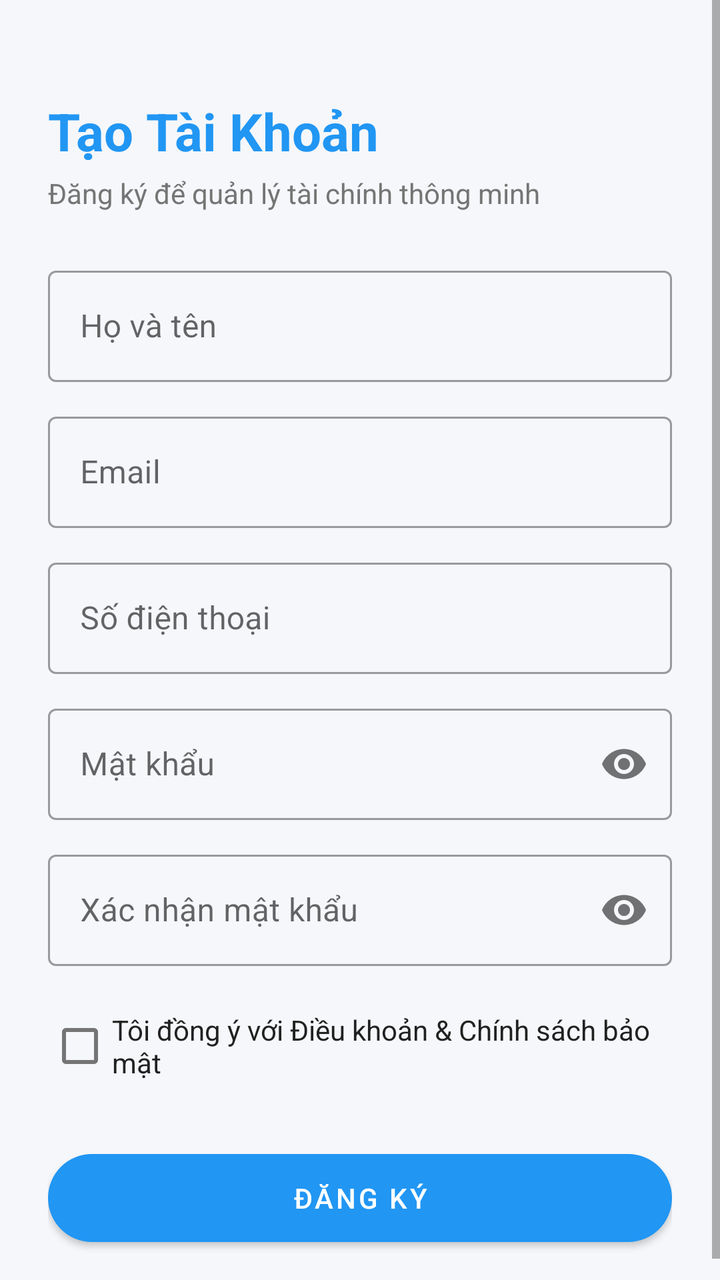
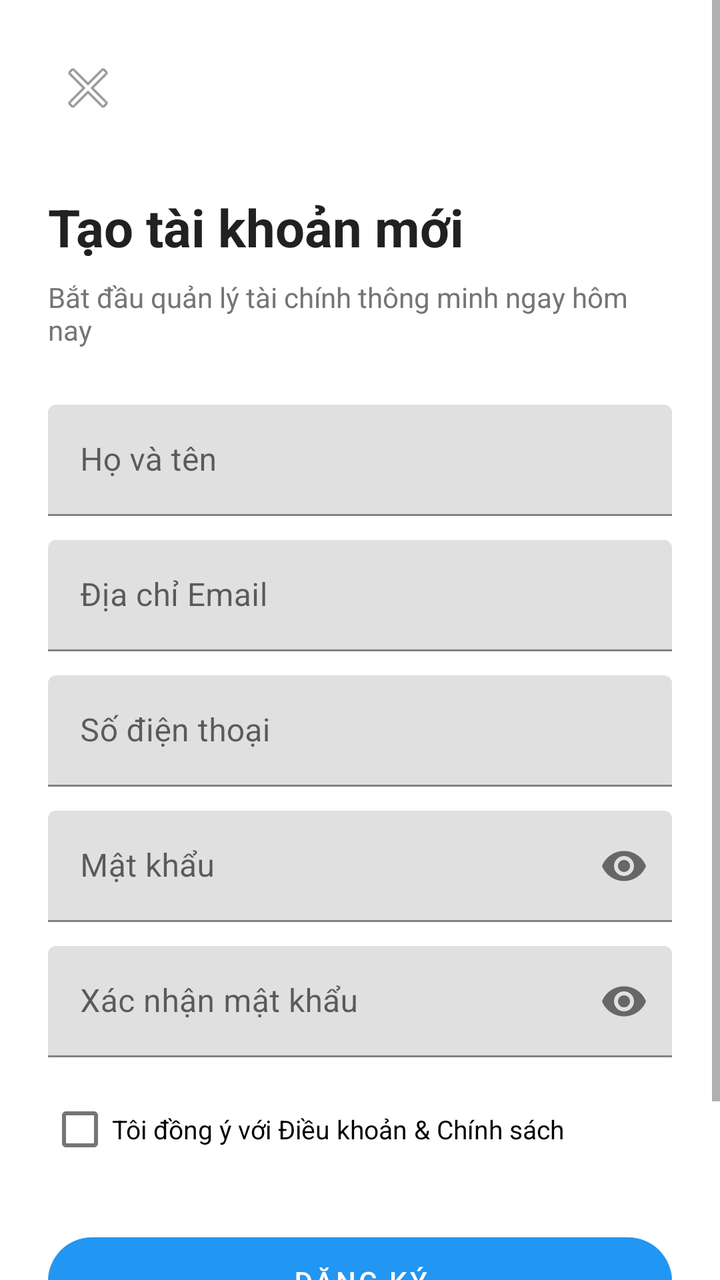

The first picture is an Android layout as it rendered before a commit; the second is the same layout after the commit. The layout source and the unified diff follow.
<!-- AndroidManifest.xml: application theme Theme.DHQApp -->
<!-- res/layout/activity_register.xml -->
<?xml version="1.0" encoding="utf-8"?>
<ScrollView xmlns:android="http://schemas.android.com/apk/res/android"
    xmlns:app="http://schemas.android.com/apk/res-auto"
    android:layout_width="match_parent"
    android:layout_height="match_parent"
    android:fillViewport="true"
    android:background="@color/bg_light">

    <androidx.constraintlayout.widget.ConstraintLayout
        android:layout_width="match_parent"
        android:layout_height="wrap_content"
        android:padding="24dp">

        <TextView
            android:id="@+id/tvRegisterTitle"
            android:layout_width="wrap_content"
            android:layout_height="wrap_content"
            android:layout_marginTop="24dp"
            android:text="Tạo Tài Khoản"
            android:textColor="@color/primary"
            android:textSize="26sp"
            android:textStyle="bold"
            app:layout_constraintStart_toStartOf="parent"
            app:layout_constraintTop_toTopOf="parent" />

        <TextView
            android:id="@+id/tvRegisterSubtitle"
            android:layout_width="wrap_content"
            android:layout_height="wrap_content"
            android:layout_marginTop="4dp"
            android:text="Đăng ký để quản lý tài chính thông minh"
            android:textColor="@color/text_secondary"
            android:textSize="14sp"
            app:layout_constraintStart_toStartOf="parent"
            app:layout_constraintTop_toBottomOf="@id/tvRegisterTitle" />

        <com.google.android.material.textfield.TextInputLayout
            android:id="@+id/tilName"
            style="@style/Widget.MaterialComponents.TextInputLayout.OutlinedBox"
            android:layout_width="match_parent"
            android:layout_height="wrap_content"
            android:layout_marginTop="24dp"
            android:hint="Họ và tên"
            app:layout_constraintTop_toBottomOf="@id/tvRegisterSubtitle">

            <com.google.android.material.textfield.TextInputEditText
                android:id="@+id/edtName"
                android:layout_width="match_parent"
                android:layout_height="wrap_content"
                android:inputType="textPersonName" />
        </com.google.android.material.textfield.TextInputLayout>

        <com.google.android.material.textfield.TextInputLayout
            android:id="@+id/tilEmail"
            style="@style/Widget.MaterialComponents.TextInputLayout.OutlinedBox"
            android:layout_width="match_parent"
            android:layout_height="wrap_content"
            android:layout_marginTop="12dp"
            android:hint="Email"
            app:layout_constraintTop_toBottomOf="@id/tilName">

            <com.google.android.material.textfield.TextInputEditText
                android:id="@+id/edtEmail"
                android:layout_width="match_parent"
                android:layout_height="wrap_content"
                android:inputType="textEmailAddress" />
        </com.google.android.material.textfield.TextInputLayout>

        <com.google.android.material.textfield.TextInputLayout
            android:id="@+id/tilPhone"
            style="@style/Widget.MaterialComponents.TextInputLayout.OutlinedBox"
            android:layout_width="match_parent"
            android:layout_height="wrap_content"
            android:layout_marginTop="12dp"
            android:hint="Số điện thoại"
            app:layout_constraintTop_toBottomOf="@id/tilEmail">

            <com.google.android.material.textfield.TextInputEditText
                android:id="@+id/edtPhone"
                android:layout_width="match_parent"
                android:layout_height="wrap_content"
                android:inputType="phone" />
        </com.google.android.material.textfield.TextInputLayout>

        <com.google.android.material.textfield.TextInputLayout
            android:id="@+id/tilPassword"
            style="@style/Widget.MaterialComponents.TextInputLayout.OutlinedBox"
            android:layout_width="match_parent"
            android:layout_height="wrap_content"
            android:layout_marginTop="12dp"
            android:hint="Mật khẩu"
            app:passwordToggleEnabled="true"
            app:layout_constraintTop_toBottomOf="@id/tilPhone">

            <com.google.android.material.textfield.TextInputEditText
                android:id="@+id/edtPassword"
                android:layout_width="match_parent"
                android:layout_height="wrap_content"
                android:inputType="textPassword" />
        </com.google.android.material.textfield.TextInputLayout>

        <com.google.android.material.textfield.TextInputLayout
            android:id="@+id/tilConfirm"
            style="@style/Widget.MaterialComponents.TextInputLayout.OutlinedBox"
            android:layout_width="match_parent"
            android:layout_height="wrap_content"
            android:layout_marginTop="12dp"
            android:hint="Xác nhận mật khẩu"
            app:passwordToggleEnabled="true"
            app:layout_constraintTop_toBottomOf="@id/tilPassword">

            <com.google.android.material.textfield.TextInputEditText
                android:id="@+id/edtConfirm"
                android:layout_width="match_parent"
                android:layout_height="wrap_content"
                android:inputType="textPassword" />
        </com.google.android.material.textfield.TextInputLayout>

        <CheckBox
            android:id="@+id/cbTerms"
            android:layout_width="0dp"
            android:layout_height="wrap_content"
            android:layout_marginTop="16dp"
            android:text="Tôi đồng ý với Điều khoản &amp; Chính sách bảo mật"
            android:textColor="@color/text_primary"
            android:textSize="14sp"
            app:layout_constraintEnd_toEndOf="parent"
            app:layout_constraintStart_toStartOf="parent"
            app:layout_constraintTop_toBottomOf="@id/tilConfirm" />

        <com.google.android.material.button.MaterialButton
            android:id="@+id/btnRegister"
            android:layout_width="match_parent"
            android:layout_height="56dp"
            android:layout_marginTop="24dp"
            android:text="Đăng Ký"
            android:textColor="@color/white"
            app:cornerRadius="28dp"
            app:layout_constraintTop_toBottomOf="@id/cbTerms" />

    </androidx.constraintlayout.widget.ConstraintLayout>
</ScrollView>
<!-- resources referenced by this layout -->
<resources>
  <color name="bg_light">#F5F7FA</color>
  <color name="primary">#2196F3</color>
  <color name="text_primary">#212121</color>
  <color name="text_secondary">#757575</color>
  <color name="white">#FFFFFF</color>
  <style name="Theme.DHQApp" parent="Theme.MaterialComponents.Light.NoActionBar">
          <item name="colorPrimary">@color/primary</item>
          <item name="colorPrimaryDark">@color/primary_dark</item>
          <item name="colorAccent">@color/primary</item>
          <item name="android:statusBarColor">@color/primary_dark</item>
      </style>
  <color name="primary_dark">#1976D2</color>
</resources>

<!-- the commit's change to res/layout/activity_register.xml (unified diff, before → after) -->
@@ -3,140 +3,166 @@
     xmlns:app="http://schemas.android.com/apk/res-auto"
     android:layout_width="match_parent"
     android:layout_height="match_parent"
-    android:fillViewport="true"
-    android:background="@color/bg_light">
+    android:background="@color/white"
+    android:fillViewport="true">
 
     <androidx.constraintlayout.widget.ConstraintLayout
         android:layout_width="match_parent"
         android:layout_height="wrap_content"
         android:padding="24dp">
 
+        <ImageButton
+            android:id="@+id/ivBack"
+            android:layout_width="40dp"
+            android:layout_height="40dp"
+            android:background="?attr/selectableItemBackgroundBorderless"
+            android:src="@android:drawable/ic_menu_close_clear_cancel"
+            android:contentDescription="Quay lại"
+            app:layout_constraintTop_toTopOf="parent"
+            app:layout_constraintStart_toStartOf="parent"/>
+
         <TextView
-            android:id="@+id/tvRegisterTitle"
-            android:layout_width="wrap_content"
+            android:id="@+id/tvTitle"
+            android:layout_width="0dp"
             android:layout_height="wrap_content"
-            android:layout_marginTop="24dp"
-            android:text="Tạo Tài Khoản"
-            android:textColor="@color/primary"
+            android:text="Tạo tài khoản mới"
             android:textSize="26sp"
             android:textStyle="bold"
+            android:textColor="@color/text_primary"
+            android:layout_marginTop="32dp"
+            app:layout_constraintTop_toBottomOf="@id/ivBack"
             app:layout_constraintStart_toStartOf="parent"
-            app:layout_constraintTop_toTopOf="parent" />
+            app:layout_constraintEnd_toEndOf="parent"/>
 
         <TextView
-            android:id="@+id/tvRegisterSubtitle"
-            android:layout_width="wrap_content"
+            android:id="@+id/tvSubtitle"
+            android:layout_width="0dp"
             android:layout_height="wrap_content"
-            android:layout_marginTop="4dp"
-            android:text="Đăng ký để quản lý tài chính thông minh"
+            android:text="Bắt đầu quản lý tài chính thông minh ngay hôm nay"
             android:textColor="@color/text_secondary"
             android:textSize="14sp"
+            android:layout_marginTop="8dp"
+            app:layout_constraintTop_toBottomOf="@id/tvTitle"
             app:layout_constraintStart_toStartOf="parent"
-            app:layout_constraintTop_toBottomOf="@id/tvRegisterTitle" />
+            app:layout_constraintEnd_toEndOf="parent"/>
 
         <com.google.android.material.textfield.TextInputLayout
             android:id="@+id/tilName"
-            style="@style/Widget.MaterialComponents.TextInputLayout.OutlinedBox"
-            android:layout_width="match_parent"
+            android:layout_width="0dp"
             android:layout_height="wrap_content"
-            android:layout_marginTop="24dp"
             android:hint="Họ và tên"
-            app:layout_constraintTop_toBottomOf="@id/tvRegisterSubtitle">
-
+            android:layout_marginTop="28dp"
+            app:layout_constraintTop_toBottomOf="@id/tvSubtitle"
+            app:layout_constraintStart_toStartOf="parent"
+            app:layout_constraintEnd_toEndOf="parent">
             <com.google.android.material.textfield.TextInputEditText
                 android:id="@+id/edtName"
                 android:layout_width="match_parent"
                 android:layout_height="wrap_content"
-                android:inputType="textPersonName" />
+                android:inputType="textPersonName"/>
         </com.google.android.material.textfield.TextInputLayout>
 
         <com.google.android.material.textfield.TextInputLayout
             android:id="@+id/tilEmail"
-            style="@style/Widget.MaterialComponents.TextInputLayout.OutlinedBox"
-            android:layout_width="match_parent"
+            android:layout_width="0dp"
             android:layout_height="wrap_content"
+            android:hint="Địa chỉ Email"
             android:layout_marginTop="12dp"
-            android:hint="Email"
-            app:layout_constraintTop_toBottomOf="@id/tilName">
-
+            app:layout_constraintTop_toBottomOf="@id/tilName"
+            app:layout_constraintStart_toStartOf="parent"
+            app:layout_constraintEnd_toEndOf="parent">
             <com.google.android.material.textfield.TextInputEditText
                 android:id="@+id/edtEmail"
                 android:layout_width="match_parent"
                 android:layout_height="wrap_content"
-                android:inputType="textEmailAddress" />
+                android:inputType="textEmailAddress"/>
         </com.google.android.material.textfield.TextInputLayout>
 
         <com.google.android.material.textfield.TextInputLayout
             android:id="@+id/tilPhone"
-            style="@style/Widget.MaterialComponents.TextInputLayout.OutlinedBox"
-            android:layout_width="match_parent"
+            android:layout_width="0dp"
             android:layout_height="wrap_content"
+            android:hint="Số điện thoại"
             android:layout_marginTop="12dp"
-            android:hint="Số điện thoại"
-            app:layout_constraintTop_toBottomOf="@id/tilEmail">
-
+            app:layout_constraintTop_toBottomOf="@id/tilEmail"
+            app:layout_constraintStart_toStartOf="parent"
+            app:layout_constraintEnd_toEndOf="parent">
             <com.google.android.material.textfield.TextInputEditText
                 android:id="@+id/edtPhone"
                 android:layout_width="match_parent"
                 android:layout_height="wrap_content"
-                android:inputType="phone" />
+                android:inputType="phone"/>
         </com.google.android.material.textfield.TextInputLayout>
 
         <com.google.android.material.textfield.TextInputLayout
             android:id="@+id/tilPassword"
-            style="@style/Widget.MaterialComponents.TextInputLayout.OutlinedBox"
-            android:layout_width="match_parent"
+            android:layout_width="0dp"
             android:layout_height="wrap_content"
-            android:layout_marginTop="12dp"
             android:hint="Mật khẩu"
             app:passwordToggleEnabled="true"
-            app:layout_constraintTop_toBottomOf="@id/tilPhone">
-
+            android:layout_marginTop="12dp"
+            app:layout_constraintTop_toBottomOf="@id/tilPhone"
+            app:layout_constraintStart_toStartOf="parent"
+            app:layout_constraintEnd_toEndOf="parent">
             <com.google.android.material.textfield.TextInputEditText
                 android:id="@+id/edtPassword"
                 android:layout_width="match_parent"
                 android:layout_height="wrap_content"
-                android:inputType="textPassword" />
+                android:inputType="textPassword"/>
         </com.google.android.material.textfield.TextInputLayout>
 
         <com.google.android.material.textfield.TextInputLayout
             android:id="@+id/tilConfirm"
-            style="@style/Widget.MaterialComponents.TextInputLayout.OutlinedBox"
-            android:layout_width="match_parent"
+            android:layout_width="0dp"
             android:layout_height="wrap_content"
-            android:layout_marginTop="12dp"
             android:hint="Xác nhận mật khẩu"
             app:passwordToggleEnabled="true"
-            app:layout_constraintTop_toBottomOf="@id/tilPassword">
-
+            android:layout_marginTop="12dp"
+            app:layout_constraintTop_toBottomOf="@id/tilPassword"
+            app:layout_constraintStart_toStartOf="parent"
+            app:layout_constraintEnd_toEndOf="parent">
             <com.google.android.material.textfield.TextInputEditText
                 android:id="@+id/edtConfirm"
                 android:layout_width="match_parent"
                 android:layout_height="wrap_content"
-                android:inputType="textPassword" />
+                android:inputType="textPassword"/>
         </com.google.android.material.textfield.TextInputLayout>
 
         <CheckBox
             android:id="@+id/cbTerms"
-            android:layout_width="0dp"
+            android:layout_width="wrap_content"
             android:layout_height="wrap_content"
-            android:layout_marginTop="16dp"
-            android:text="Tôi đồng ý với Điều khoản &amp; Chính sách bảo mật"
-            android:textColor="@color/text_primary"
-            android:textSize="14sp"
-            app:layout_constraintEnd_toEndOf="parent"
-            app:layout_constraintStart_toStartOf="parent"
-            app:layout_constraintTop_toBottomOf="@id/tilConfirm" />
+            android:text="Tôi đồng ý với Điều khoản &amp; Chính sách"
+            android:textSize="13sp"
+            android:layout_marginTop="12dp"
+            app:layout_constraintTop_toBottomOf="@id/tilConfirm"
+            app:layout_constraintStart_toStartOf="parent"/>
 
         <com.google.android.material.button.MaterialButton
             android:id="@+id/btnRegister"
-            android:layout_width="match_parent"
+            android:layout_width="0dp"
             android:layout_height="56dp"
-            android:layout_marginTop="24dp"
             android:text="Đăng Ký"
             android:textColor="@color/white"
             app:cornerRadius="28dp"
-            app:layout_constraintTop_toBottomOf="@id/cbTerms" />
+            android:layout_marginTop="24dp"
+            app:layout_constraintTop_toBottomOf="@id/cbTerms"
+            app:layout_constraintStart_toStartOf="parent"
+            app:layout_constraintEnd_toEndOf="parent"/>
+
+        <TextView
+            android:id="@+id/tvLogin"
+            android:layout_width="wrap_content"
+            android:layout_height="wrap_content"
+            android:text="Tôi đã có tài khoản? Đăng nhập ngay"
+            android:textColor="@color/primary"
+            android:textSize="14sp"
+            android:padding="8dp"
+            android:layout_marginTop="16dp"
+            android:layout_marginBottom="16dp"
+            app:layout_constraintTop_toBottomOf="@id/btnRegister"
+            app:layout_constraintStart_toStartOf="parent"
+            app:layout_constraintEnd_toEndOf="parent"/>
 
     </androidx.constraintlayout.widget.ConstraintLayout>
 </ScrollView>
<!-- resource entries referenced after the edit -->
@@ -1,6 +1,5 @@
 <!-- resources referenced by this layout -->
 <resources>
-  <color name="bg_light">#F5F7FA</color>
   <color name="primary">#2196F3</color>
   <color name="text_primary">#212121</color>
   <color name="text_secondary">#757575</color>
